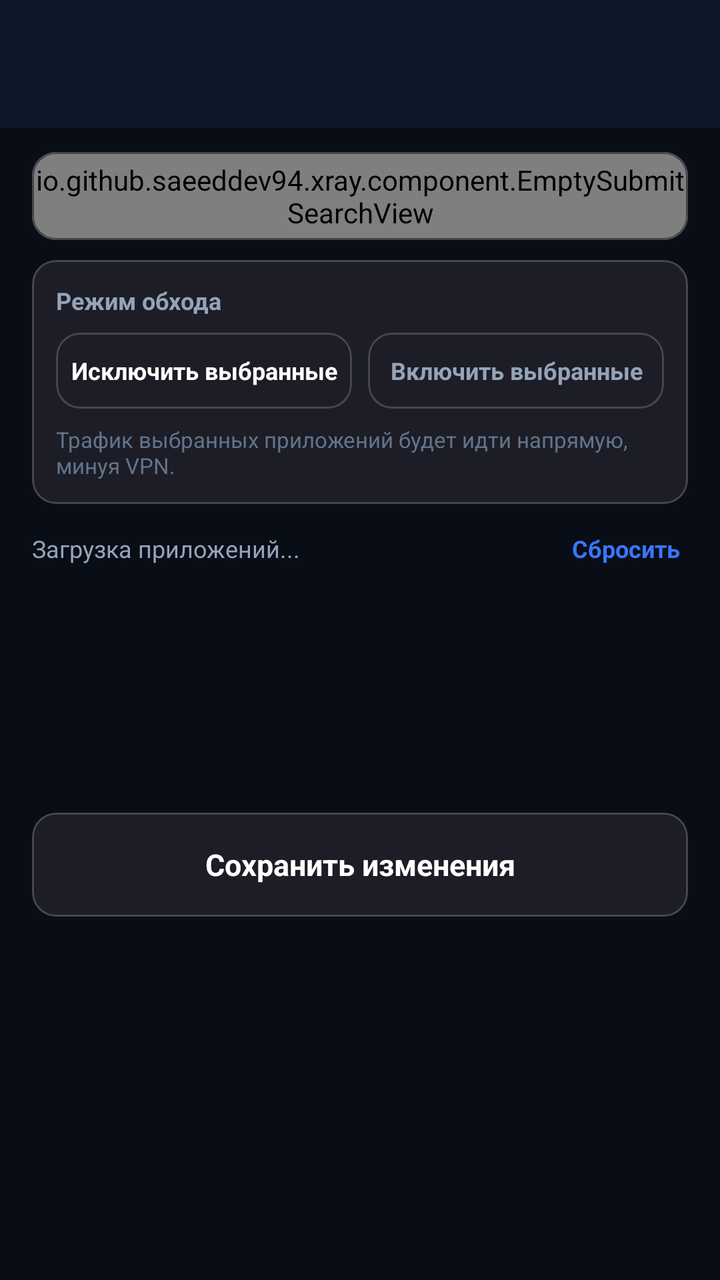
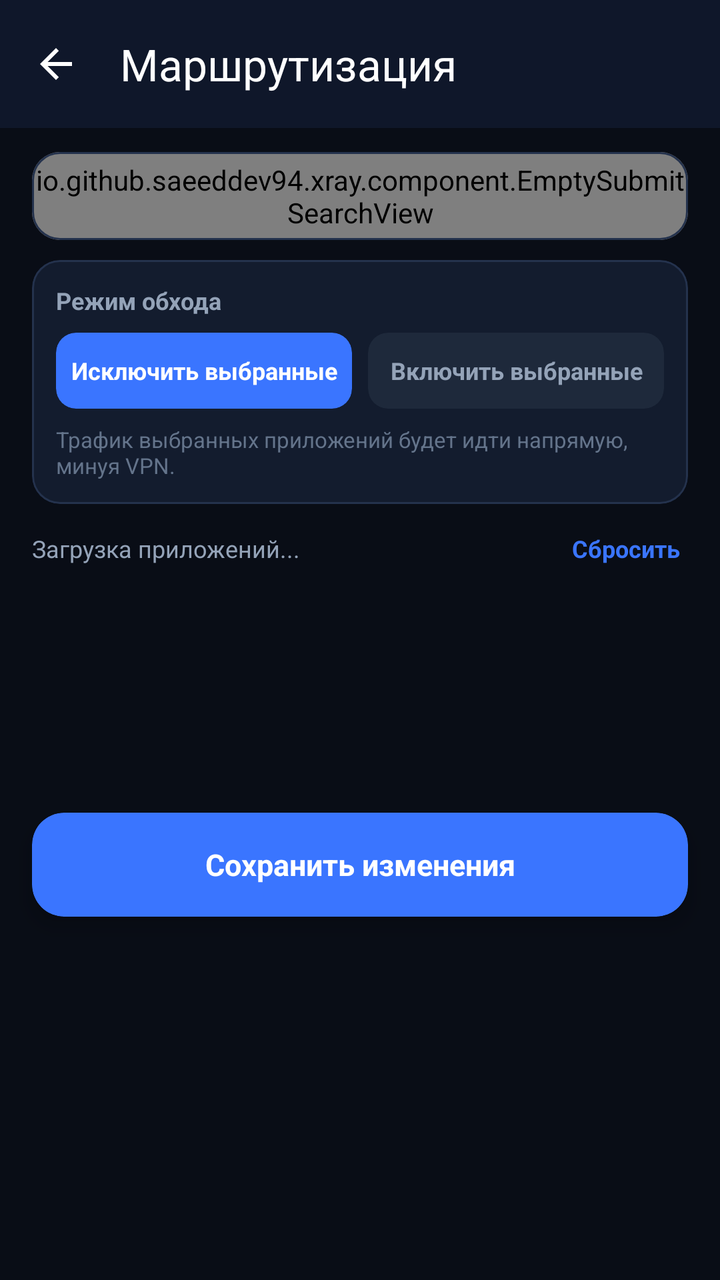

Screens rendered from an Android XML layout before and after an edit, with the pre-edit source and the edit as a unified diff.
<!-- AndroidManifest.xml: application theme AppTheme -->
<!-- res/layout/activity_apps_routing.xml -->
<?xml version="1.0" encoding="utf-8"?>
<LinearLayout xmlns:android="http://schemas.android.com/apk/res/android"
    xmlns:app="http://schemas.android.com/apk/app-auto"
    xmlns:tools="http://schemas.android.com/tools"
    android:layout_width="match_parent"
    android:layout_height="match_parent"
    android:background="#090D16"
    android:orientation="vertical"
    android:fitsSystemWindows="true"
    tools:context=".activity.AppsRoutingActivity">

    <com.google.android.material.appbar.AppBarLayout
        android:layout_width="match_parent"
        android:layout_height="wrap_content"
        android:background="#0F172A"
        app:elevation="0dp">

        <com.google.android.material.appbar.MaterialToolbar
            android:id="@+id/toolbar"
            android:layout_width="match_parent"
            android:layout_height="?attr/actionBarSize"
            app:navigationIcon="@drawable/ic_back_arrow"
            app:title="Маршрутизация"
            app:titleTextColor="@android:color/white" />
    </com.google.android.material.appbar.AppBarLayout>

    <LinearLayout
        android:layout_width="match_parent"
        android:layout_height="wrap_content"
        android:orientation="vertical"
        android:paddingHorizontal="16dp"
        android:paddingTop="12dp"
        android:paddingBottom="8dp">

        
        <com.google.android.material.card.MaterialCardView
            android:layout_width="match_parent"
            android:layout_height="wrap_content"
            app:cardBackgroundColor="#131C2E"
            app:cardCornerRadius="14dp"
            app:cardElevation="0dp"
            app:strokeColor="#24324D"
            app:strokeWidth="1dp">

            <io.github.saeeddev94.xray.component.EmptySubmitSearchView
                android:id="@+id/search"
                android:layout_width="match_parent"
                android:layout_height="44dp"
                android:background="@null"
                app:iconifiedByDefault="false"
                app:queryBackground="@android:color/transparent"
                app:queryHint="Поиск приложений..." />
        </com.google.android.material.card.MaterialCardView>

        
        <com.google.android.material.card.MaterialCardView
            android:layout_width="match_parent"
            android:layout_height="wrap_content"
            android:layout_marginTop="10dp"
            app:cardBackgroundColor="#131C2E"
            app:cardCornerRadius="14dp"
            app:cardElevation="0dp"
            app:strokeColor="#24324D"
            app:strokeWidth="1dp">

            <LinearLayout
                android:layout_width="match_parent"
                android:layout_height="wrap_content"
                android:orientation="vertical"
                android:padding="12dp">

                <TextView
                    android:layout_width="wrap_content"
                    android:layout_height="wrap_content"
                    android:text="Режим обхода"
                    android:textColor="#94A3B8"
                    android:textSize="12sp"
                    android:textStyle="bold" />

                <LinearLayout
                    android:layout_width="match_parent"
                    android:layout_height="wrap_content"
                    android:layout_marginTop="8dp"
                    android:orientation="horizontal">

                    <com.google.android.material.card.MaterialCardView
                        android:id="@+id/btnModeExclude"
                        android:layout_width="0dp"
                        android:layout_height="38dp"
                        android:layout_marginEnd="4dp"
                        android:layout_weight="1"
                        android:clickable="true"
                        android:focusable="true"
                        android:foreground="?android:attr/selectableItemBackground"
                        app:cardBackgroundColor="#3A75FF"
                        app:cardCornerRadius="10dp"
                        app:cardElevation="0dp"
                        app:strokeWidth="0dp">

                        <TextView
                            android:id="@+id/textModeExclude"
                            android:layout_width="match_parent"
                            android:layout_height="match_parent"
                            android:gravity="center"
                            android:text="Исключить выбранные"
                            android:textColor="@android:color/white"
                            android:textSize="12sp"
                            android:textStyle="bold" />
                    </com.google.android.material.card.MaterialCardView>

                    <com.google.android.material.card.MaterialCardView
                        android:id="@+id/btnModeInclude"
                        android:layout_width="0dp"
                        android:layout_height="38dp"
                        android:layout_marginStart="4dp"
                        android:layout_weight="1"
                        android:clickable="true"
                        android:focusable="true"
                        android:foreground="?android:attr/selectableItemBackground"
                        app:cardBackgroundColor="#1E293B"
                        app:cardCornerRadius="10dp"
                        app:cardElevation="0dp"
                        app:strokeWidth="0dp">

                        <TextView
                            android:id="@+id/textModeInclude"
                            android:layout_width="match_parent"
                            android:layout_height="match_parent"
                            android:gravity="center"
                            android:text="Включить выбранные"
                            android:textColor="#94A3B8"
                            android:textSize="12sp"
                            android:textStyle="bold" />
                    </com.google.android.material.card.MaterialCardView>
                </LinearLayout>

                <TextView
                    android:id="@+id/modeDescription"
                    android:layout_width="match_parent"
                    android:layout_height="wrap_content"
                    android:layout_marginTop="8dp"
                    android:text="Трафик выбранных приложений будет идти напрямую, минуя VPN."
                    android:textColor="#64748B"
                    android:textSize="11sp" />
            </LinearLayout>
        </com.google.android.material.card.MaterialCardView>

        
        <LinearLayout
            android:layout_width="match_parent"
            android:layout_height="wrap_content"
            android:layout_marginTop="10dp"
            android:gravity="center_vertical"
            android:orientation="horizontal">

            <TextView
                android:id="@+id/selectedCountText"
                android:layout_width="0dp"
                android:layout_height="wrap_content"
                android:layout_weight="1"
                android:text="Загрузка приложений..."
                android:textColor="#94A3B8"
                android:textSize="12sp" />

            <TextView
                android:id="@+id/btnClearSelection"
                android:layout_width="wrap_content"
                android:layout_height="wrap_content"
                android:background="?android:attr/selectableItemBackground"
                android:padding="4dp"
                android:text="Сбросить"
                android:textColor="#3A75FF"
                android:textSize="12sp"
                android:textStyle="bold" />
        </LinearLayout>
    </LinearLayout>

    <ProgressBar
        android:id="@+id/loadingProgress"
        android:layout_width="wrap_content"
        android:layout_height="wrap_content"
        android:layout_gravity="center"
        android:layout_margin="32dp"
        android:indeterminateTint="#3A75FF" />

    <androidx.recyclerview.widget.RecyclerView
        android:id="@+id/appsList"
        android:layout_width="match_parent"
        android:layout_height="0dp"
        android:layout_weight="1"
        android:clipToPadding="false"
        android:paddingBottom="80dp"
        android:visibility="gone" />

    
    <com.google.android.material.card.MaterialCardView
        android:id="@+id/btnSaveFloating"
        android:layout_width="match_parent"
        android:layout_height="52dp"
        android:layout_marginHorizontal="16dp"
        android:layout_marginBottom="16dp"
        android:clickable="true"
        android:focusable="true"
        android:foreground="?android:attr/selectableItemBackground"
        app:cardBackgroundColor="#3A75FF"
        app:cardCornerRadius="16dp"
        app:cardElevation="6dp"
        app:strokeWidth="0dp">

        <TextView
            android:layout_width="match_parent"
            android:layout_height="match_parent"
            android:gravity="center"
            android:text="Сохранить изменения"
            android:textColor="@android:color/white"
            android:textSize="15sp"
            android:textStyle="bold" />
    </com.google.android.material.card.MaterialCardView>
</LinearLayout>
<!-- resources referenced by this layout -->
<resources>
  <!-- drawable ic_back_arrow (drawable) -->
  <vector xmlns:android="http://schemas.android.com/apk/res/android"
      android:width="24dp"
      android:height="24dp"
      android:viewportWidth="24"
      android:viewportHeight="24"
      android:tint="#FFFFFF">
    <path
        android:fillColor="@android:color/white"
        android:pathData="M20,11H7.83l5.59,-5.59L12,4l-8,8 8,8 1.41,-1.41L7.83,13H20v-2z"/>
  </vector>
  <style name="AppTheme" parent="Theme.Material3.Dark.NoActionBar">
          <item name="colorPrimaryDark">@color/backgroundDark</item>
          <item name="colorPrimary">@color/primaryColor</item>
          <item name="colorOnPrimary">@android:color/white</item>
          <item name="colorSurface">@color/surfaceDark</item>
          <item name="colorOnSurface">@color/textPrimary</item>
          <item name="android:windowBackground">@color/backgroundDark</item>
          <item name="android:statusBarColor">@color/primaryDark</item>
          <item name="android:navigationBarColor">@color/primaryDark</item>
      </style>
  <color name="backgroundDark">#12131A</color>
  <color name="primaryColor">#3A75FF</color>
  <color name="surfaceDark">#1C1D26</color>
  <color name="textPrimary">#FFFFFF</color>
  <color name="primaryDark">#161720</color>
</resources>

<!-- the commit's change to res/layout/activity_apps_routing.xml (unified diff, before → after) -->
@@ -1,6 +1,6 @@
 <?xml version="1.0" encoding="utf-8"?>
 <LinearLayout xmlns:android="http://schemas.android.com/apk/res/android"
-    xmlns:app="http://schemas.android.com/apk/app-auto"
+    xmlns:app="http://schemas.android.com/apk/res-auto"
     xmlns:tools="http://schemas.android.com/tools"
     android:layout_width="match_parent"
     android:layout_height="match_parent"
